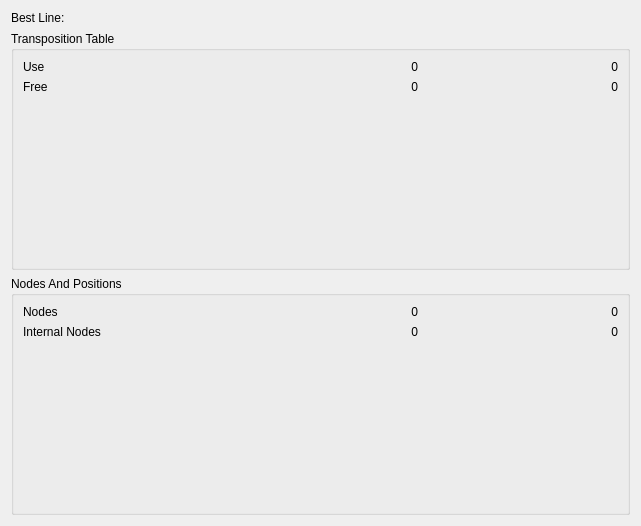
gpiez/hayabusa, file stats.ui: the form before one commit.
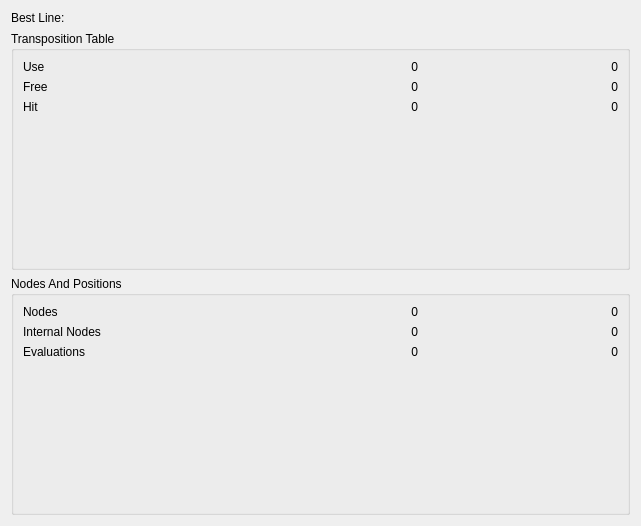
The form after the commit.

What changed in the file:
```diff
--- a/stats.ui
+++ b/stats.ui
@@ -72,7 +72,7 @@
         </property>
        </widget>
       </item>
-      <item row="2" column="1">
+      <item row="3" column="1">
        <spacer name="verticalSpacer_2">
         <property name="orientation">
          <enum>Qt::Vertical</enum>
@@ -124,6 +124,33 @@
         </property>
        </widget>
       </item>
+      <item row="2" column="0">
+       <widget class="QLabel" name="label_2">
+        <property name="text">
+         <string>Hit</string>
+        </property>
+       </widget>
+      </item>
+      <item row="2" column="1">
+       <widget class="QLabel" name="vtthit">
+        <property name="text">
+         <string>0</string>
+        </property>
+        <property name="alignment">
+         <set>Qt::AlignRight|Qt::AlignTrailing|Qt::AlignVCenter</set>
+        </property>
+       </widget>
+      </item>
+      <item row="2" column="2">
+       <widget class="QLabel" name="ntthit">
+        <property name="text">
+         <string>0</string>
+        </property>
+        <property name="alignment">
+         <set>Qt::AlignRight|Qt::AlignTrailing|Qt::AlignVCenter</set>
+        </property>
+       </widget>
+      </item>
      </layout>
     </widget>
    </item>
@@ -172,7 +199,7 @@
         </property>
        </widget>
       </item>
-      <item row="2" column="1">
+      <item row="3" column="1">
        <spacer name="verticalSpacer">
         <property name="orientation">
          <enum>Qt::Vertical</enum>
@@ -224,6 +251,33 @@
         </property>
        </widget>
       </item>
+      <item row="2" column="0">
+       <widget class="QLabel" name="label_3">
+        <property name="text">
+         <string>Evaluations</string>
+        </property>
+       </widget>
+      </item>
+      <item row="2" column="1">
+       <widget class="QLabel" name="veval">
+        <property name="text">
+         <string>0</string>
+        </property>
+        <property name="alignment">
+         <set>Qt::AlignRight|Qt::AlignTrailing|Qt::AlignVCenter</set>
+        </property>
+       </widget>
+      </item>
+      <item row="2" column="2">
+       <widget class="QLabel" name="neval">
+        <property name="text">
+         <string>0</string>
+        </property>
+        <property name="alignment">
+         <set>Qt::AlignRight|Qt::AlignTrailing|Qt::AlignVCenter</set>
+        </property>
+       </widget>
+      </item>
      </layout>
     </widget>
    </item>
```
Left out of the diff: 20 changed lines with no effect on the pictures.
